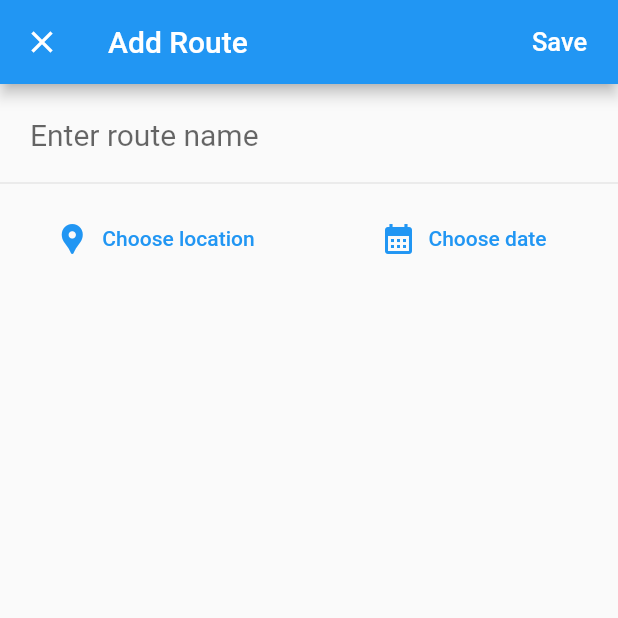
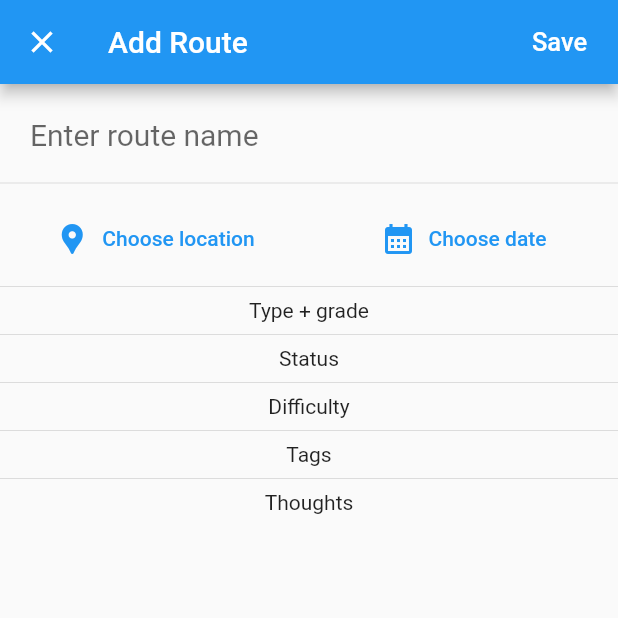
Before and after one commit to Redpoint-app/Redpoint, a Flutter app: the AddPage screen opened directly, on a phone screen of 412 x 824 dp, the top half of it. Run offline on Flutter 3.47's test engine with Material 2 defaults, Android fonts, the phone set to English and light mode, and no system bars.

Commit message:
stubbed page

```diff
--- a/lib/pages/add_page.dart
+++ b/lib/pages/add_page.dart
@@ -103,6 +103,16 @@ class _AddPageState extends State<AddPage> {
                         }),
                   ],
                 )),
+            const Divider(),
+            Text("Type + grade"),
+            const Divider(),
+            Text("Status"),
+            const Divider(),
+            Text("Difficulty"),
+            const Divider(),
+            Text("Tags"),
+            const Divider(),
+            Text("Thoughts"),
           ]),
         ));
   }
```
